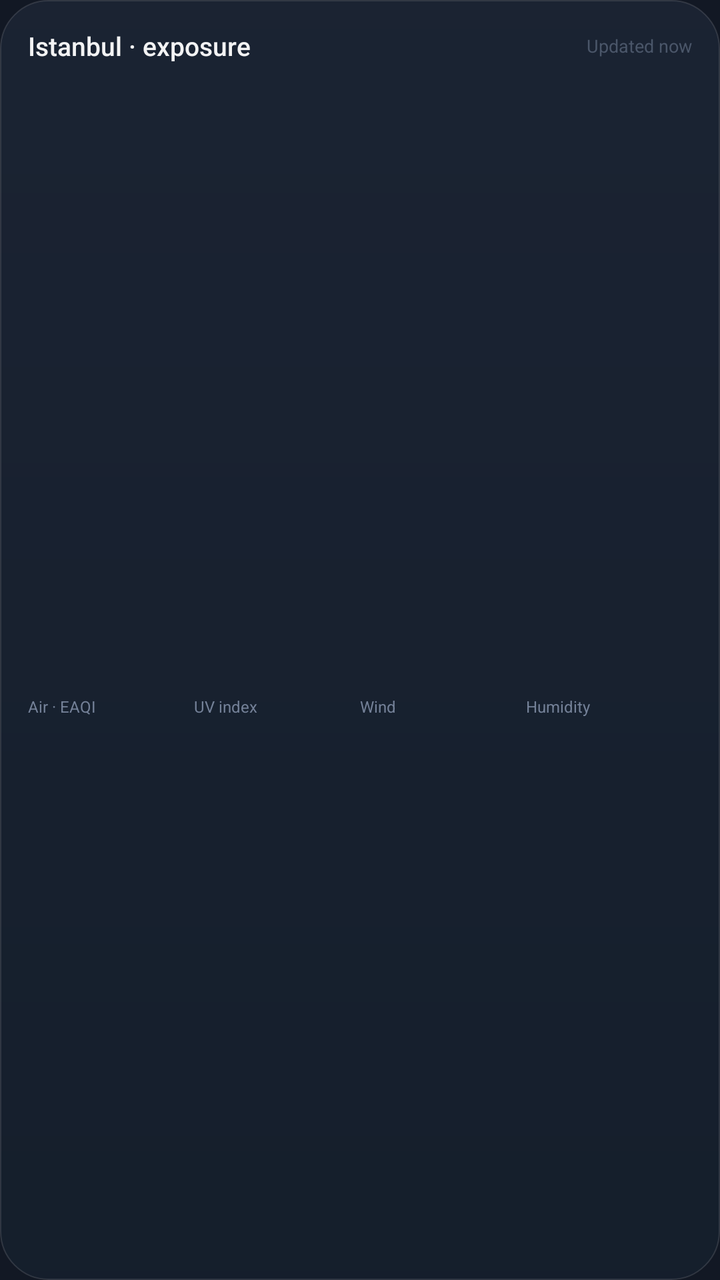
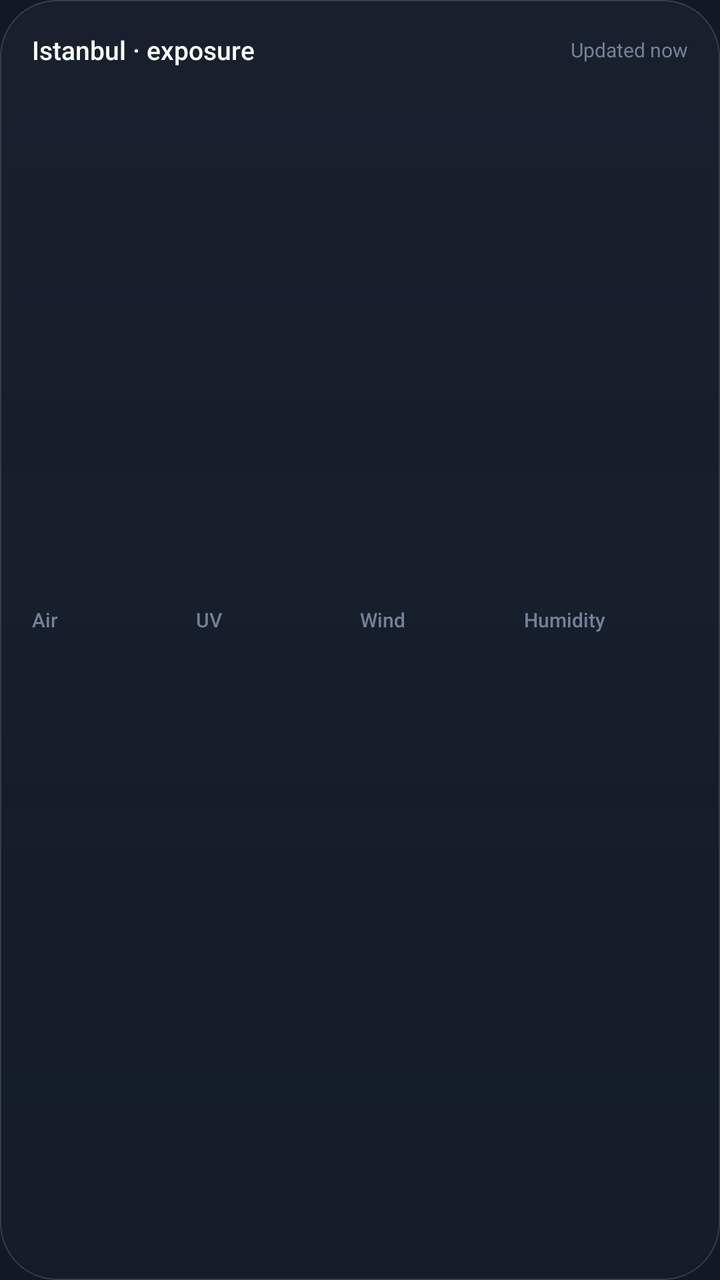

Before-and-after screenshots of an Android layout around one commit, followed by the original layout XML and the change that was made.
<!-- AndroidManifest.xml: application theme Theme.Atmos -->
<!-- res/layout/widget_detail.xml -->
<?xml version="1.0" encoding="utf-8"?>
<LinearLayout xmlns:android="http://schemas.android.com/apk/res/android"
    android:id="@+id/widget_root"
    android:layout_width="match_parent"
    android:layout_height="match_parent"
    android:background="@drawable/widget_bg"
    android:orientation="vertical"
    android:padding="14dp">

    <LinearLayout
        android:layout_width="match_parent"
        android:layout_height="wrap_content"
        android:gravity="center_vertical"
        android:orientation="horizontal">

        <TextView
            android:id="@+id/widget_location"
            android:layout_width="0dp"
            android:layout_height="wrap_content"
            android:layout_weight="1"
            android:ellipsize="end"
            android:fontFamily="sans-serif-medium"
            android:maxLines="1"
            android:text="Istanbul · exposure"
            android:textColor="#F2FFFFFF"
            android:textSize="13sp" />

        <TextView
            android:id="@+id/widget_updated"
            android:layout_width="wrap_content"
            android:layout_height="wrap_content"
            android:fontFamily="sans-serif"
            android:maxLines="1"
            android:text="Updated now"
            android:textColor="#8A748198"
            android:textSize="9sp" />
    </LinearLayout>

    <LinearLayout
        android:layout_width="match_parent"
        android:layout_height="0dp"
        android:layout_weight="1"
        android:layout_marginTop="8dp"
        android:baselineAligned="false"
        android:orientation="horizontal">

        <LinearLayout android:layout_width="0dp" android:layout_height="match_parent" android:layout_weight="1" android:orientation="vertical" android:gravity="center_vertical">
            <TextView android:id="@+id/air_value" style="@style/WidgetMetricValue" />
            <TextView android:id="@+id/air_label" style="@style/WidgetMetricLabel" />
            <TextView android:layout_width="wrap_content" android:layout_height="wrap_content" android:id="@+id/air_title" android:text="Air · EAQI" style="@style/WidgetMetricTitle" />
        </LinearLayout>

        <LinearLayout android:layout_width="0dp" android:layout_height="match_parent" android:layout_weight="1" android:orientation="vertical" android:gravity="center_vertical">
            <TextView android:id="@+id/uv_value" style="@style/WidgetMetricValue" />
            <TextView android:id="@+id/uv_label" style="@style/WidgetMetricLabel" />
            <TextView android:layout_width="wrap_content" android:layout_height="wrap_content" android:id="@+id/uv_title" android:text="UV index" style="@style/WidgetMetricTitle" />
        </LinearLayout>

        <LinearLayout android:layout_width="0dp" android:layout_height="match_parent" android:layout_weight="1" android:orientation="vertical" android:gravity="center_vertical">
            <TextView android:id="@+id/wind_value" style="@style/WidgetMetricValue" />
            <TextView android:id="@+id/wind_label" style="@style/WidgetMetricLabel" />
            <TextView android:layout_width="wrap_content" android:layout_height="wrap_content" android:id="@+id/wind_title" android:text="Wind" style="@style/WidgetMetricTitle" />
        </LinearLayout>

        <LinearLayout android:layout_width="0dp" android:layout_height="match_parent" android:layout_weight="1" android:orientation="vertical" android:gravity="center_vertical">
            <TextView android:id="@+id/hum_value" style="@style/WidgetMetricValue" />
            <TextView android:id="@+id/hum_label" style="@style/WidgetMetricLabel" />
            <TextView android:layout_width="wrap_content" android:layout_height="wrap_content" android:id="@+id/hum_title" android:text="Humidity" style="@style/WidgetMetricTitle" />
        </LinearLayout>
    </LinearLayout>
</LinearLayout>
<!-- resources referenced by this layout -->
<resources>
  <!-- drawable widget_bg (drawable) -->
  <?xml version="1.0" encoding="utf-8"?>
  <shape xmlns:android="http://schemas.android.com/apk/res/android" android:shape="rectangle">
      <corners android:radius="24dp" />
      <gradient
          android:angle="270"
          android:startColor="#F21B2333"
          android:endColor="#F2151E2C" />
      <stroke android:width="0.8dp" android:color="#1FFFFFFF" />
  </shape>
  <style name="WidgetMetricLabel">
          <item name="android:layout_width">wrap_content</item>
          <item name="android:layout_height">wrap_content</item>
          <item name="android:fontFamily">sans-serif</item>
          <item name="android:textSize">9sp</item>
          <item name="android:textColor">#A6B2C4</item>
          <item name="android:maxLines">1</item>
          <item name="android:ellipsize">end</item>
      </style>
  <style name="WidgetMetricTitle">
          <item name="android:layout_width">wrap_content</item>
          <item name="android:layout_height">wrap_content</item>
          <item name="android:layout_marginTop">3dp</item>
          <item name="android:fontFamily">sans-serif</item>
          <item name="android:textSize">8sp</item>
          <item name="android:textColor">#748198</item>
          <item name="android:maxLines">1</item>
      </style>
  <style name="WidgetMetricValue">
          <item name="android:layout_width">wrap_content</item>
          <item name="android:layout_height">wrap_content</item>
          <item name="android:fontFamily">monospace</item>
          <item name="android:textSize">22sp</item>
          <item name="android:textColor">#F2FFFFFF</item>
          <item name="android:includeFontPadding">false</item>
          <item name="android:maxLines">1</item>
      </style>
  <style name="Theme.Atmos" parent="android:Theme.Material.NoActionBar">
          <item name="android:windowBackground">#121824</item>
          <item name="android:statusBarColor">@android:color/transparent</item>
          <item name="android:navigationBarColor">@android:color/transparent</item>
          <item name="android:windowLightStatusBar">false</item>
          <item name="android:windowLightNavigationBar">false</item>
          <item name="android:windowLayoutInDisplayCutoutMode">shortEdges</item>
          <item name="android:windowActionModeOverlay">true</item>
          <item name="android:enforceStatusBarContrast">false</item>
          <item name="android:enforceNavigationBarContrast">false</item>
      </style>
</resources>

<!-- the commit's change to res/layout/widget_detail.xml (unified diff, before → after) -->
@@ -5,7 +5,7 @@
     android:layout_height="match_parent"
     android:background="@drawable/widget_bg"
     android:orientation="vertical"
-    android:padding="14dp">
+    android:padding="16dp">
 
     <LinearLayout
         android:layout_width="match_parent"
@@ -22,50 +22,51 @@
             android:fontFamily="sans-serif-medium"
             android:maxLines="1"
             android:text="Istanbul · exposure"
-            android:textColor="#F2FFFFFF"
+            android:textColor="#FFFFFFFF"
             android:textSize="13sp" />
 
         <TextView
             android:id="@+id/widget_updated"
             android:layout_width="wrap_content"
             android:layout_height="wrap_content"
+            android:layout_marginStart="8dp"
             android:fontFamily="sans-serif"
             android:maxLines="1"
             android:text="Updated now"
-            android:textColor="#8A748198"
-            android:textSize="9sp" />
+            android:textColor="#748198"
+            android:textSize="10sp" />
     </LinearLayout>
 
     <LinearLayout
         android:layout_width="match_parent"
         android:layout_height="0dp"
         android:layout_weight="1"
-        android:layout_marginTop="8dp"
+        android:layout_marginTop="10dp"
         android:baselineAligned="false"
         android:orientation="horizontal">
 
-        <LinearLayout android:layout_width="0dp" android:layout_height="match_parent" android:layout_weight="1" android:orientation="vertical" android:gravity="center_vertical">
+        <LinearLayout style="@style/WidgetMetricColumn">
+            <TextView android:id="@+id/air_title" style="@style/WidgetMetricTitle" android:text="Air" />
             <TextView android:id="@+id/air_value" style="@style/WidgetMetricValue" />
             <TextView android:id="@+id/air_label" style="@style/WidgetMetricLabel" />
-            <TextView android:layout_width="wrap_content" android:layout_height="wrap_content" android:id="@+id/air_title" android:text="Air · EAQI" style="@style/WidgetMetricTitle" />
         </LinearLayout>
 
-        <LinearLayout android:layout_width="0dp" android:layout_height="match_parent" android:layout_weight="1" android:orientation="vertical" android:gravity="center_vertical">
+        <LinearLayout style="@style/WidgetMetricColumn">
+            <TextView android:id="@+id/uv_title" style="@style/WidgetMetricTitle" android:text="UV" />
             <TextView android:id="@+id/uv_value" style="@style/WidgetMetricValue" />
             <TextView android:id="@+id/uv_label" style="@style/WidgetMetricLabel" />
-            <TextView android:layout_width="wrap_content" android:layout_height="wrap_content" android:id="@+id/uv_title" android:text="UV index" style="@style/WidgetMetricTitle" />
         </LinearLayout>
 
-        <LinearLayout android:layout_width="0dp" android:layout_height="match_parent" android:layout_weight="1" android:orientation="vertical" android:gravity="center_vertical">
+        <LinearLayout style="@style/WidgetMetricColumn">
+            <TextView android:id="@+id/wind_title" style="@style/WidgetMetricTitle" android:text="Wind" />
             <TextView android:id="@+id/wind_value" style="@style/WidgetMetricValue" />
             <TextView android:id="@+id/wind_label" style="@style/WidgetMetricLabel" />
-            <TextView android:layout_width="wrap_content" android:layout_height="wrap_content" android:id="@+id/wind_title" android:text="Wind" style="@style/WidgetMetricTitle" />
         </LinearLayout>
 
-        <LinearLayout android:layout_width="0dp" android:layout_height="match_parent" android:layout_weight="1" android:orientation="vertical" android:gravity="center_vertical">
+        <LinearLayout style="@style/WidgetMetricColumn">
+            <TextView android:id="@+id/hum_title" style="@style/WidgetMetricTitle" android:text="Humidity" />
             <TextView android:id="@+id/hum_value" style="@style/WidgetMetricValue" />
             <TextView android:id="@+id/hum_label" style="@style/WidgetMetricLabel" />
-            <TextView android:layout_width="wrap_content" android:layout_height="wrap_content" android:id="@+id/hum_title" android:text="Humidity" style="@style/WidgetMetricTitle" />
         </LinearLayout>
     </LinearLayout>
 </LinearLayout>
<!-- resource entries referenced after the edit -->
@@ -3,39 +3,49 @@
   <!-- drawable widget_bg (drawable) -->
   <?xml version="1.0" encoding="utf-8"?>
   <shape xmlns:android="http://schemas.android.com/apk/res/android" android:shape="rectangle">
-      <corners android:radius="24dp" />
+      <corners android:radius="28dp" />
       <gradient
           android:angle="270"
-          android:startColor="#F21B2333"
-          android:endColor="#F2151E2C" />
-      <stroke android:width="0.8dp" android:color="#1FFFFFFF" />
+          android:startColor="#B31A2231"
+          android:endColor="#99151E2C" />
+      <stroke android:width="0.8dp" android:color="#26FFFFFF" />
   </shape>
+  <style name="WidgetMetricColumn">
+          <item name="android:layout_width">0dp</item>
+          <item name="android:layout_height">match_parent</item>
+          <item name="android:layout_weight">1</item>
+          <item name="android:gravity">center_vertical</item>
+          <item name="android:orientation">vertical</item>
+      </style>
   <style name="WidgetMetricLabel">
-          <item name="android:layout_width">wrap_content</item>
+          <item name="android:layout_width">match_parent</item>
           <item name="android:layout_height">wrap_content</item>
+          <item name="android:layout_marginTop">1dp</item>
           <item name="android:fontFamily">sans-serif</item>
-          <item name="android:textSize">9sp</item>
+          <item name="android:textSize">11sp</item>
           <item name="android:textColor">#A6B2C4</item>
           <item name="android:maxLines">1</item>
           <item name="android:ellipsize">end</item>
       </style>
   <style name="WidgetMetricTitle">
-          <item name="android:layout_width">wrap_content</item>
+          <item name="android:layout_width">match_parent</item>
           <item name="android:layout_height">wrap_content</item>
-          <item name="android:layout_marginTop">3dp</item>
-          <item name="android:fontFamily">sans-serif</item>
-          <item name="android:textSize">8sp</item>
+          <item name="android:layout_marginBottom">2dp</item>
+          <item name="android:fontFamily">sans-serif-medium</item>
+          <item name="android:textSize">10sp</item>
           <item name="android:textColor">#748198</item>
           <item name="android:maxLines">1</item>
+          <item name="android:ellipsize">end</item>
       </style>
   <style name="WidgetMetricValue">
-          <item name="android:layout_width">wrap_content</item>
+          <item name="android:layout_width">match_parent</item>
           <item name="android:layout_height">wrap_content</item>
           <item name="android:fontFamily">monospace</item>
-          <item name="android:textSize">22sp</item>
-          <item name="android:textColor">#F2FFFFFF</item>
+          <item name="android:textSize">26sp</item>
+          <item name="android:textColor">#FFFFFFFF</item>
           <item name="android:includeFontPadding">false</item>
           <item name="android:maxLines">1</item>
+          <item name="android:ellipsize">end</item>
       </style>
   <style name="Theme.Atmos" parent="android:Theme.Material.NoActionBar">
           <item name="android:windowBackground">#121824</item>
